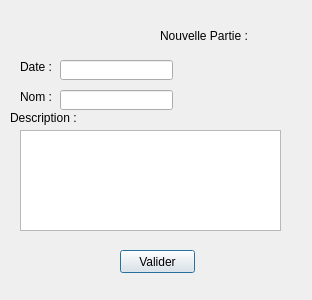
helarion/Application-JDR, file fenetre/formNouvellePartie.ui: the form before one commit.
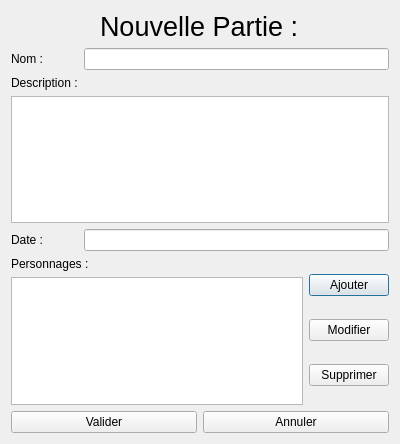
The form after the commit.

Diff of the .ui file:
```diff
--- a/fenetre/formNouvellePartie.ui
+++ b/fenetre/formNouvellePartie.ui
@@ -6,108 +6,137 @@
    <rect>
     <x>0</x>
     <y>0</y>
-    <width>312</width>
-    <height>300</height>
+    <width>400</width>
+    <height>444</height>
    </rect>
   </property>
   <property name="windowTitle">
    <string>Dialog</string>
   </property>
+  <layout class="QVBoxLayout" name="verticalLayout_3">
+   <item alignment="Qt::AlignHCenter">
   <widget class="QLabel" name="label">
-   <property name="geometry">
-    <rect>
-     <x>160</x>
-     <y>20</y>
-     <width>101</width>
-     <height>31</height>
-    </rect>
+     <property name="font">
+      <font>
+       <pointsize>20</pointsize>
+      </font>
    </property>
    <property name="text">
     <string>Nouvelle Partie :</string>
    </property>
   </widget>
-  <widget class="QLabel" name="label_2">
-   <property name="geometry">
-    <rect>
-     <x>20</x>
-     <y>60</y>
-     <width>47</width>
-     <height>13</height>
-    </rect>
-   </property>
-   <property name="text">
-    <string>Date :</string>
-   </property>
-  </widget>
+   </item>
+   <item>
+    <layout class="QFormLayout" name="formLayout">
+     <property name="topMargin">
+      <number>0</number>
+     </property>
+     <property name="rightMargin">
+      <number>0</number>
+     </property>
+     <item row="0" column="1">
+      <widget class="QLineEdit" name="nomPartie"/>
+     </item>
+     <item row="0" column="0">
   <widget class="QLabel" name="label_3">
-   <property name="geometry">
-    <rect>
-     <x>20</x>
-     <y>90</y>
-     <width>47</width>
-     <height>13</height>
-    </rect>
-   </property>
    <property name="text">
     <string>Nom :</string>
    </property>
   </widget>
-  <widget class="QLineEdit" name="lineEdit">
-   <property name="geometry">
-    <rect>
-     <x>60</x>
-     <y>60</y>
-     <width>113</width>
-     <height>20</height>
-    </rect>
-   </property>
-  </widget>
-  <widget class="QLineEdit" name="lineEdit_2">
-   <property name="geometry">
-    <rect>
-     <x>60</x>
-     <y>90</y>
-     <width>113</width>
-     <height>20</height>
-    </rect>
-   </property>
-  </widget>
+     </item>
+     <item row="2" column="0">
   <widget class="QLabel" name="label_4">
-   <property name="geometry">
-    <rect>
-     <x>10</x>
-     <y>110</y>
-     <width>71</width>
-     <height>16</height>
-    </rect>
-   </property>
    <property name="text">
     <string>Description :</string>
    </property>
   </widget>
-  <widget class="QTextEdit" name="textEdit">
-   <property name="geometry">
-    <rect>
-     <x>20</x>
-     <y>130</y>
-     <width>261</width>
-     <height>101</height>
-    </rect>
-   </property>
-  </widget>
-  <widget class="QPushButton" name="pushButton">
-   <property name="geometry">
-    <rect>
-     <x>120</x>
-     <y>250</y>
-     <width>75</width>
-     <height>23</height>
-    </rect>
-   </property>
+     </item>
+     <item row="4" column="0">
+      <widget class="QLabel" name="label_2">
+       <property name="text">
+        <string>Date :</string>
+       </property>
+      </widget>
+     </item>
+     <item row="4" column="1">
+      <widget class="QLineEdit" name="date"/>
+     </item>
+     <item row="3" column="0" colspan="2">
+      <widget class="QTextEdit" name="resumePartie"/>
+     </item>
+    </layout>
+   </item>
+   <item>
+    <layout class="QHBoxLayout" name="horizontalLayout">
+     <property name="rightMargin">
+      <number>0</number>
+     </property>
+     <item>
+      <layout class="QVBoxLayout" name="verticalLayout_2">
+       <property name="rightMargin">
+        <number>0</number>
+       </property>
+       <item>
+        <widget class="QLabel" name="label_5">
+         <property name="text">
+          <string>Personnages :</string>
+         </property>
+        </widget>
+       </item>
+       <item>
+        <widget class="QListWidget" name="listPersonnages"/>
+       </item>
+      </layout>
+     </item>
+     <item>
+      <layout class="QVBoxLayout" name="verticalLayout">
+       <item>
+        <widget class="QPushButton" name="ajouterPersonnageButton">
+         <property name="text">
+          <string>Ajouter</string>
+         </property>
+        </widget>
+       </item>
+       <item>
+        <widget class="QPushButton" name="modifierPersonnageButton">
+         <property name="text">
+          <string>Modifier</string>
+         </property>
+        </widget>
+       </item>
+       <item>
+        <widget class="QPushButton" name="supprimerPersonnageButton">
+         <property name="text">
+          <string>Supprimer</string>
+         </property>
+        </widget>
+       </item>
+      </layout>
+     </item>
+    </layout>
+   </item>
+   <item>
+    <layout class="QHBoxLayout" name="horizontalLayout_2">
+     <property name="topMargin">
+      <number>0</number>
+     </property>
+     <item>
+      <widget class="QPushButton" name="validerButton">
    <property name="text">
     <string>Valider</string>
    </property>
   </widget>
+     </item>
+     <item>
+      <widget class="QPushButton" name="retourButton">
+       <property name="text">
+        <string>Annuler</string>
+       </property>
+      </widget>
+     </item>
+    </layout>
+   </item>
+  </layout>
  </widget>
  <resources/>
  <connections/>
```
Left out of the diff: 19 changed lines with no effect on the pictures. Lines whose indentation alone changed are shown as unchanged.
